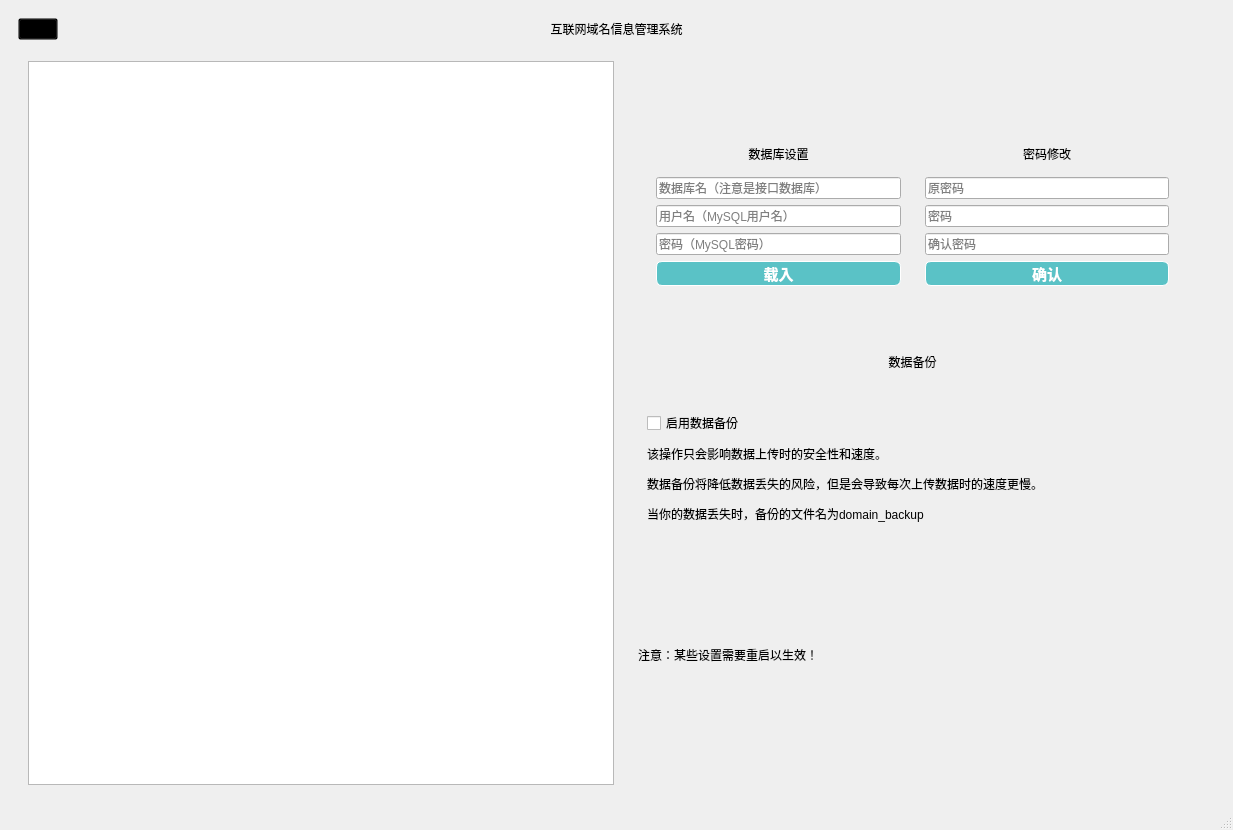
Qt form src/IDNIMS.ui (Miki-Riako/Internet-Domain-Name-Information-Management-System) before a commit.
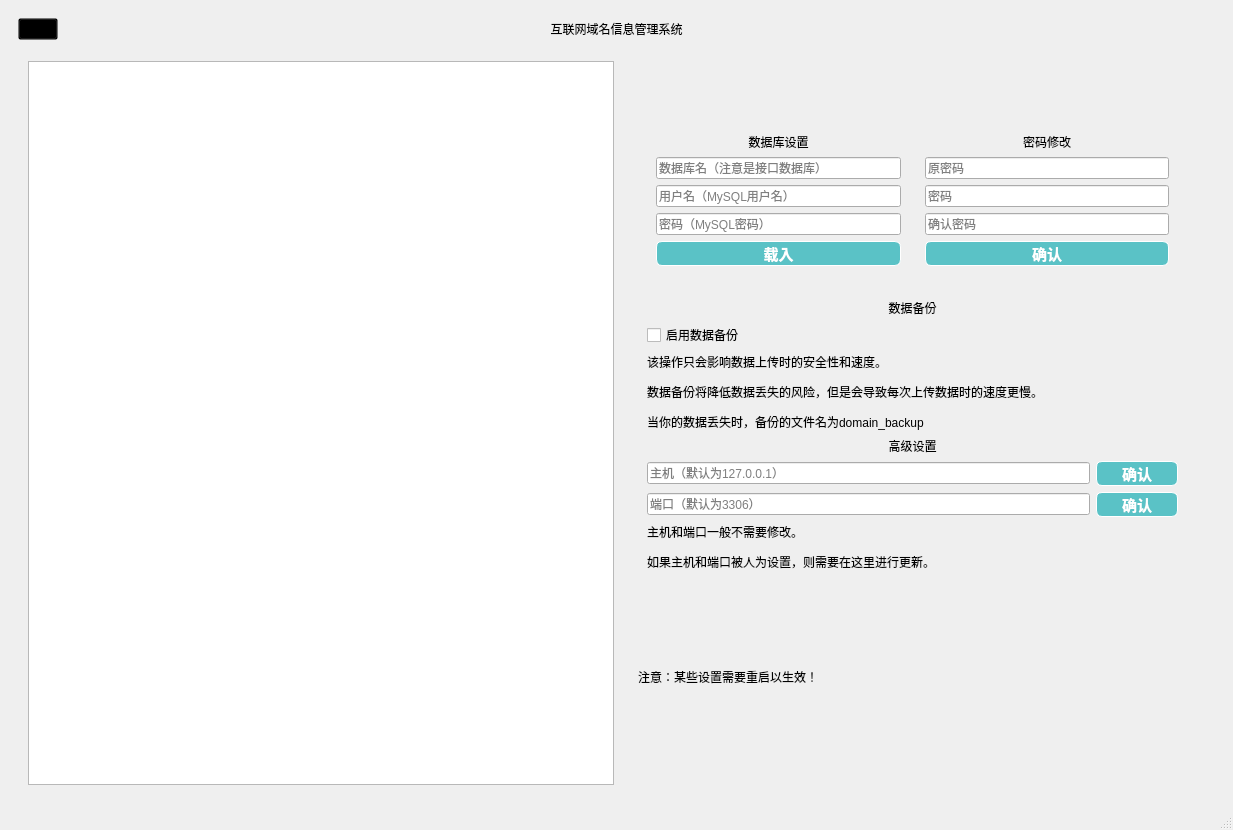
The same form after that commit. The open tabs and pages were chosen to show the change. Icons and pictures are not drawn. Custom widgets are drawn as their Qt base class.

```diff
--- a/src/IDNIMS.ui
+++ b/src/IDNIMS.ui
@@ -1088,6 +1088,129 @@
                      </property>
                     </widget>
                    </item>
+                   <item>
+                    <widget class="QLabel" name="label_32">
+                     <property name="styleSheet">
+                      <string notr="true">font: 700 12pt &quot;Microsoft YaHei UI&quot;;</string>
+                     </property>
+                     <property name="text">
+                      <string>高级设置</string>
+                     </property>
+                     <property name="alignment">
+                      <set>Qt::AlignCenter</set>
+                     </property>
+                    </widget>
+                   </item>
+                   <item>
+                    <layout class="QHBoxLayout" name="horizontalLayout_6">
+                     <item>
+                      <widget class="QtMaterialAutoComplete" name="sqlDbHostName">
+                       <property name="placeholderText">
+                        <string>主机（默认为127.0.0.1）</string>
+                       </property>
+                      </widget>
+                     </item>
+                     <item>
+                      <widget class="QPushButton" name="loadHostName">
+                       <property name="minimumSize">
+                        <size>
+                         <width>82</width>
+                         <height>20</height>
+                        </size>
+                       </property>
+                       <property name="cursor">
+                        <cursorShape>PointingHandCursor</cursorShape>
+                       </property>
+                       <property name="styleSheet">
+                        <string notr="true">QPushButton {
+	border: 0.5px solid white;
+	border-radius: 6px;
+	background-color: rgb(90, 194, 198);
+	min-width: 80px;
+	font-family: &quot;Times New Roman&quot;;
+	font-size: 11pt;
+	font-weight: bold;
+	color: white;
+}
+
+QPushButton:hover {
+	border: 0.5px solid white;
+	border-radius: 6px;
+	background-color: #1fab89;
+	min-width: 80px;
+	font-family: &quot;Times New Roman&quot;;
+	font-size: 10pt;
+	font-weight: bold;
+	color: white;
+}</string>
+                       </property>
+                       <property name="text">
+                        <string>确认</string>
+                       </property>
+                      </widget>
+                     </item>
+                    </layout>
+                   </item>
+                   <item>
+                    <layout class="QHBoxLayout" name="horizontalLayout_7">
+                     <item>
+                      <widget class="QtMaterialAutoComplete" name="sqlDbPort">
+                       <property name="placeholderText">
+                        <string>端口（默认为3306）</string>
+                       </property>
+                      </widget>
+                     </item>
+                     <item>
+                      <widget class="QPushButton" name="loadPort">
+                       <property name="minimumSize">
+                        <size>
+                         <width>82</width>
+                         <height>20</height>
+                        </size>
+                       </property>
+                       <property name="cursor">
+                        <cursorShape>PointingHandCursor</cursorShape>
+                       </property>
+                       <property name="styleSheet">
+                        <string notr="true">QPushButton {
+	border: 0.5px solid white;
+	border-radius: 6px;
+	background-color: rgb(90, 194, 198);
+	min-width: 80px;
+	font-family: &quot;Times New Roman&quot;;
+	font-size: 11pt;
+	font-weight: bold;
+	color: white;
+}
+
+QPushButton:hover {
+	border: 0.5px solid white;
+	border-radius: 6px;
+	background-color: #1fab89;
+	min-width: 80px;
+	font-family: &quot;Times New Roman&quot;;
+	font-size: 10pt;
+	font-weight: bold;
+	color: white;
+}</string>
+                       </property>
+                       <property name="text">
+                        <string>确认</string>
+                       </property>
+                      </widget>
+                     </item>
+                    </layout>
+                   </item>
+                   <item>
+                    <widget class="QLabel" name="label_33">
+                     <property name="styleSheet">
+                      <string notr="true">font: 9pt &quot;Microsoft YaHei UI&quot;;</string>
+                     </property>
+                     <property name="text">
+                      <string>&lt;html&gt;&lt;head/&gt;&lt;body&gt;&lt;p&gt;主机和端口一般不需要修改。&lt;/p&gt;&lt;p&gt;如果主机和端口被人为设置，则需要在这里进行更新。&lt;/p&gt;&lt;/body&gt;&lt;/html&gt;</string>
+                     </property>
+                    </widget>
+                   </item>
                   </layout>
                  </widget>
                 </item>
```
Left out of the diff: 2 changed lines with no effect on the pictures.
